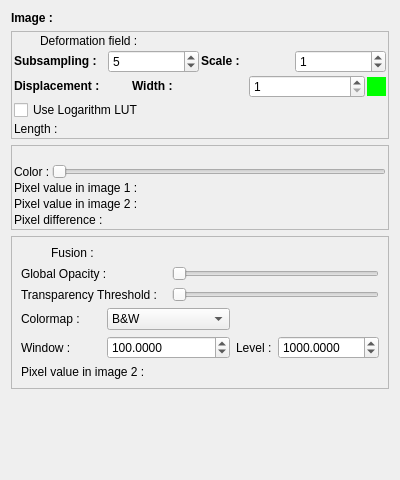
Above: vv/qt_ui/vvOverlayPanel.ui from open-vv/vv before the change. Below: the same form after it.
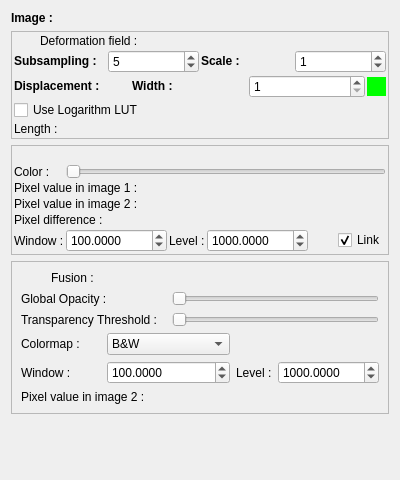
That is the form after the change. Icons and pictures are not drawn.

Commit message: Allow unlinking of window/level of overlay, enable ctrl+w for local windowing of fusion and overlay image

Diff of the .ui file:
```diff
--- a/vv/qt_ui/vvOverlayPanel.ui
+++ b/vv/qt_ui/vvOverlayPanel.ui
@@ -221,7 +221,7 @@
      <property name="frameShadow">
       <enum>QFrame::Raised</enum>
      </property>
-     <layout class="QGridLayout">
+     <layout class="QGridLayout" name="compareGridLayout">
       <property name="margin">
        <number>2</number>
       </property>
@@ -267,7 +267,7 @@
         </property>
        </widget>
       </item>
-      <item row="1" column="2">
+      <item row="1" column="1" colspan="5">
        <widget class="QSlider" name="colorHorizontalSlider">
         <property name="maximum">
          <number>359</number>
@@ -277,7 +277,7 @@
         </property>
        </widget>
       </item>
-      <item row="2" column="0" colspan="3">
+      <item row="2" column="0" colspan="5">
        <widget class="QLabel" name="refValueLabel">
         <property name="sizePolicy">
          <sizepolicy hsizetype="Preferred" vsizetype="Fixed">
@@ -290,7 +290,7 @@
         </property>
        </widget>
       </item>
-      <item row="3" column="0" colspan="3">
+      <item row="3" column="0" colspan="5">
        <widget class="QLabel" name="valueLabel">
         <property name="sizePolicy">
          <sizepolicy hsizetype="Preferred" vsizetype="Fixed">
@@ -303,7 +303,7 @@
         </property>
        </widget>
       </item>
-      <item row="4" column="0" colspan="3">
+      <item row="4" column="0" colspan="5">
        <widget class="QLabel" name="diffValueLabel">
         <property name="sizePolicy">
          <sizepolicy hsizetype="Preferred" vsizetype="Fixed">
@@ -316,6 +316,81 @@
         </property>
        </widget>
       </item>
+      <item row="5" column="0">
+       <widget class="QLabel" name="label_10">
+        <property name="text">
+         <string>Window :</string>
+        </property>
+       </widget>
+      </item>
+      <item row="5" column="1">
+       <widget class="QDoubleSpinBox" name="overlayWindowSpinBox">
+        <property name="decimals">
+         <number>4</number>
+        </property>
+        <property name="minimum">
+         <double>-999999.000000000000000</double>
+        </property>
+        <property name="maximum">
+         <double>999999.000000000000000</double>
+        </property>
+        <property name="singleStep">
+         <double>10.000000000000000</double>
+        </property>
+        <property name="value">
+         <double>100.000000000000000</double>
+        </property>
+       </widget>
+      </item>
+      <item row="5" column="2">
+       <widget class="QLabel" name="label_11">
+        <property name="text">
+         <string>Level :</string>
+        </property>
+       </widget>
+      </item>
+      <item row="5" column="3">
+       <widget class="QDoubleSpinBox" name="overlayLevelSpinBox">
+        <property name="decimals">
+         <number>4</number>
+        </property>
+        <property name="minimum">
+         <double>-999999.000000000000000</double>
+        </property>
+        <property name="maximum">
+         <double>999999.000000000000000</double>
+        </property>
+        <property name="singleStep">
+         <double>10.000000000000000</double>
+        </property>
+        <property name="value">
+         <double>1000.000000000000000</double>
+        </property>
+       </widget>
+      </item>
+      <item row="5" column="4">
+       <spacer name="horizontalSpacer">
+        <property name="orientation">
+         <enum>Qt::Horizontal</enum>
+        </property>
+        <property name="sizeHint" stdset="0">
+         <size>
+          <width>40</width>
+          <height>20</height>
+         </size>
+        </property>
+       </spacer>
+      </item>
+      <item row="5" column="5">
+       <widget class="QCheckBox" name="overlayLinkCheckBox">
+        <property name="text">
+         <string>Link</string>
+        </property>
+        <property name="checked">
+         <bool>true</bool>
+        </property>
+       </widget>
+      </item>
      </layout>
     </widget>
    </item>
```
Left out of the diff: 7 changed lines with no effect on the pictures. The commit also changes 11 other files.
